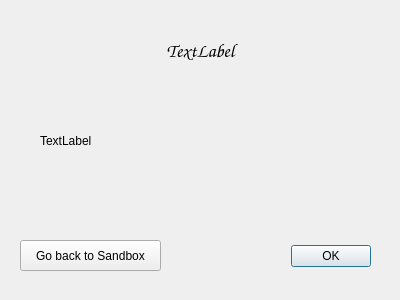
Old version of the form RocketWorks/winlosedialog.ui in the repository rangusun/a8-edu-app-s23-team-rocket.
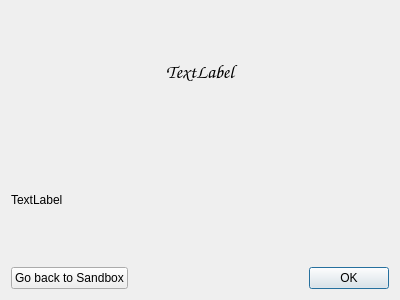
New version of the form.

Patch:
```diff
--- a/RocketWorks/winlosedialog.ui
+++ b/RocketWorks/winlosedialog.ui
@@ -13,44 +13,9 @@
   <property name="windowTitle">
    <string>Dialog</string>
   </property>
-  <widget class="QDialogButtonBox" name="buttonBox">
-   <property name="geometry">
-    <rect>
-     <x>30</x>
-     <y>240</y>
-     <width>341</width>
-     <height>32</height>
-    </rect>
-   </property>
-   <property name="orientation">
-    <enum>Qt::Horizontal</enum>
-   </property>
-   <property name="standardButtons">
-    <set>QDialogButtonBox::Ok</set>
-   </property>
-  </widget>
-  <widget class="QPushButton" name="sandBoxButton">
-   <property name="geometry">
-    <rect>
-     <x>20</x>
-     <y>240</y>
-     <width>141</width>
-     <height>31</height>
-    </rect>
-   </property>
-   <property name="text">
-    <string>Go back to Sandbox</string>
-   </property>
-  </widget>
+  <layout class="QVBoxLayout" name="verticalLayout">
+   <item>
   <widget class="QLabel" name="titleLabel">
-   <property name="geometry">
-    <rect>
-     <x>110</x>
-     <y>20</y>
-     <width>181</width>
-     <height>61</height>
-    </rect>
-   </property>
    <property name="font">
     <font>
      <family>Comic Sans MS</family>
@@ -65,15 +30,9 @@
     <set>Qt::AlignCenter</set>
    </property>
   </widget>
+   </item>
+   <item>
   <widget class="QLabel" name="bodyLabel">
-   <property name="geometry">
-    <rect>
-     <x>40</x>
-     <y>80</y>
-     <width>331</width>
-     <height>121</height>
-    </rect>
-   </property>
    <property name="text">
     <string>TextLabel</string>
    </property>
@@ -81,6 +40,29 @@
     <bool>true</bool>
    </property>
   </widget>
+   </item>
+   <item>
+    <layout class="QHBoxLayout" name="horizontalLayout">
+     <item>
+      <widget class="QPushButton" name="sandBoxButton">
+       <property name="text">
+        <string>Go back to Sandbox</string>
+       </property>
+      </widget>
+     </item>
+     <item>
+      <widget class="QDialogButtonBox" name="buttonBox">
+       <property name="orientation">
+        <enum>Qt::Horizontal</enum>
+       </property>
+       <property name="standardButtons">
+        <set>QDialogButtonBox::Ok</set>
+       </property>
+      </widget>
+     </item>
+    </layout>
+   </item>
+  </layout>
  </widget>
  <resources/>
  <connections>
```
Lines whose indentation alone changed are shown as unchanged.
